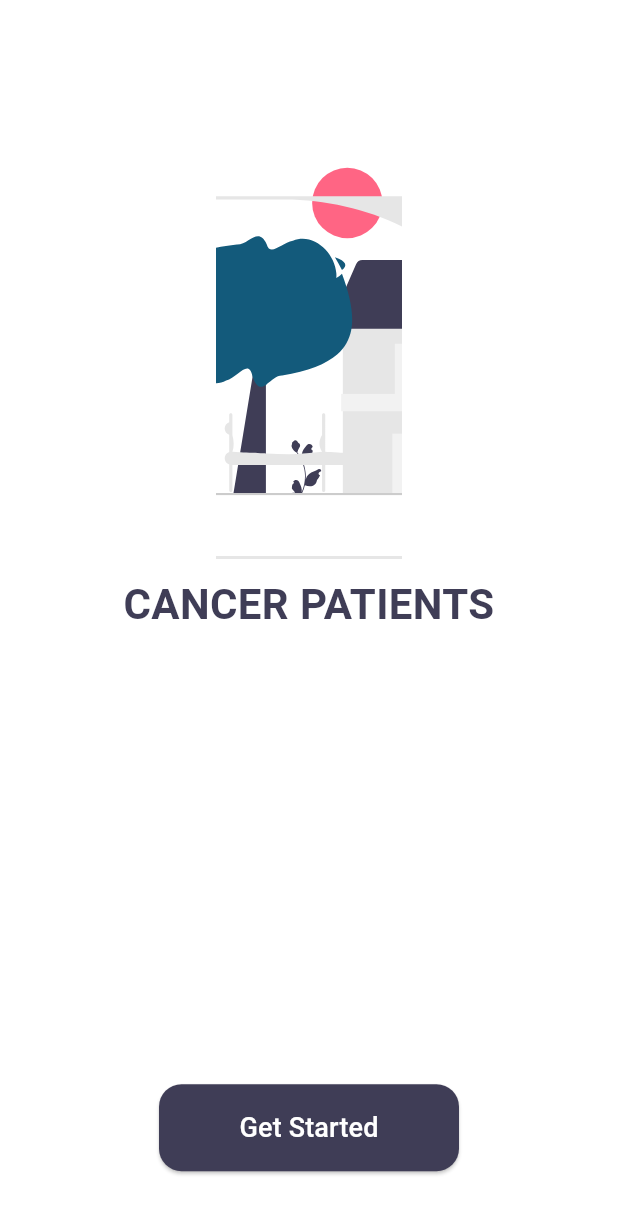
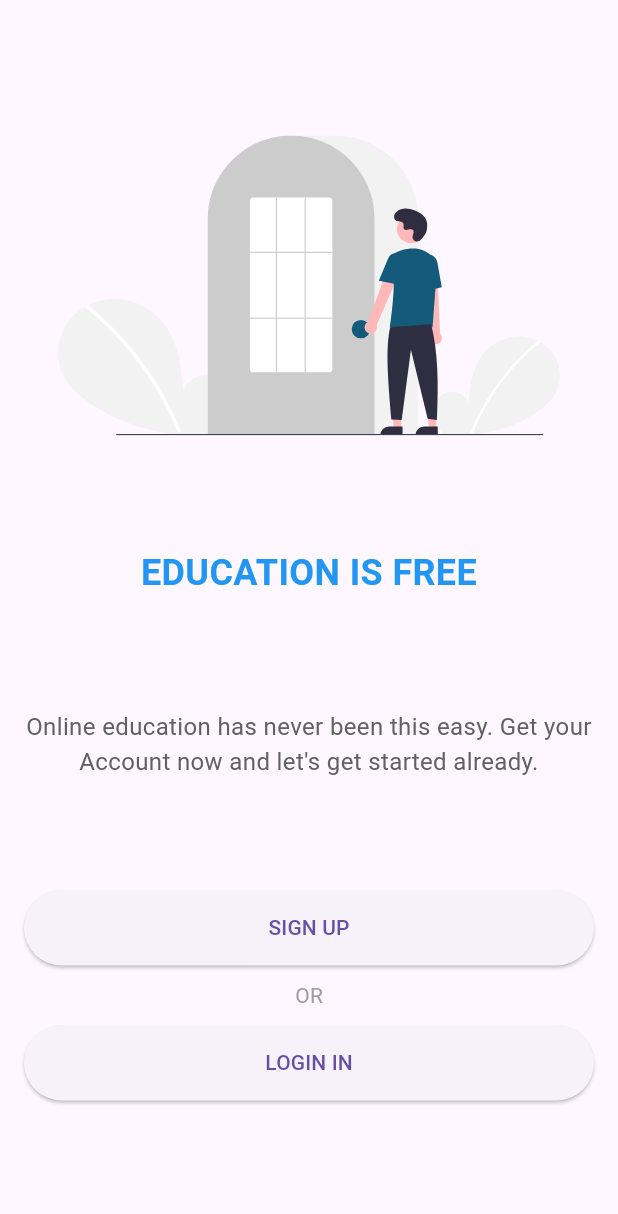
Before and after one commit to jawa-d/CancerInfo, a Flutter app: the screen it shows after launch, on a phone screen of 412 x 824 dp. Shown: the top 1214 px of the screen. Run offline on Flutter 3.47's test engine with Material 3 defaults, Android fonts, the phone set to English and light mode, and no system bars; our stand-ins replace flutter_svg.

Commit message:
login page

```diff
--- /dev/null
+++ b/lib/Loginpage.dart
@@ -0,0 +1,76 @@
+import 'package:flutter/material.dart';
+import 'package:flutter_svg/flutter_svg.dart'; // استيراد المكتبة
+
+class LoginPage extends StatelessWidget {
+  @override
+  Widget build(BuildContext context) {
+    return MaterialApp(
+      home: Scaffold(
+        body: SafeArea(
+          child: Padding(
+            padding: EdgeInsets.all(16.0),
+            child: Column(
+              mainAxisAlignment: MainAxisAlignment.spaceEvenly,
+              children: [
+                // Placeholder for the illustration
+                Container(
+                  height: 200,
+                  child: SvgPicture.asset(
+                    'images/undraw_login_re_4vu2.svg', // وضع الصورة SVG هنا
+                    fit: BoxFit.contain,
+                  ),
+                ),
+                // Title text
+
+                const Text(
+                  'EDUCATION IS FREE',
+                  style: TextStyle(
+                    fontSize: 24,
+                    fontWeight: FontWeight.bold,
+                    color: Colors.blue,
+                  ),
+                  textAlign: TextAlign.center,
+                ),
+                // Subtitle text
+                Text(
+                  'Online education has never been this easy. Get your Account now and let\'s get started already.',
+                  style: TextStyle(
+                    fontSize: 16,
+                    color: Colors.grey[700],
+                  ),
+                  textAlign: TextAlign.center,
+                ),
+                // Sign Up and Log In buttons
+                Column(
+                  children: [
+                    ElevatedButton(
+                      onPressed: () {
+                        // تنفيذ ما يحدث عند الضغط على زر Sign Up
+                      },
+                      child: Text('SIGN UP'),
+                      style: ElevatedButton.styleFrom(
+                        minimumSize: Size(double.infinity, 50),
+                      ),
+                    ),
+                    SizedBox(height: 10),
+                    Text('OR', style: TextStyle(color: Colors.grey)),
+                    SizedBox(height: 10),
+                    ElevatedButton(
+                      onPressed: () {
+                        // تنفيذ ما يحدث عند الضغط على زر Log In
+                      },
+                      child: Text('LOGIN IN'),
+                      style: ElevatedButton.styleFrom(
+                        minimumSize: Size(double.infinity, 50),
+                      ),
+                    ),
+                  ],
+                ),
+              ],
+            ),
+          ),
+        ),
+      ),
+    );
+  }
+}
--- a/lib/main.dart
+++ b/lib/main.dart
@@ -2,6 +2,7 @@ import 'package:flutter/material.dart';
 import 'package:todo/CancerInfoScreen.dart';
 import 'package:todo/HomeScrren.dart';
 import 'package:todo/Homepage.dart';
+import 'package:todo/Loginpage.dart';
 import 'package:todo/doctor_info_screen.dart';
 
 void main() {
@@ -19,7 +20,7 @@ class CancerManagementApp extends StatelessWidget {
         primarySwatch: Colors.pink,
         scaffoldBackgroundColor: Colors.white,
       ),
-      home: const SplashScreen(),  // الصفحة الرئيسية
+      home:  LoginPage(),  // الصفحة الرئيسية
     );
   }
 }
```
Also changed, not shown: lib/Homepage.dart (+8 -0 lines).
